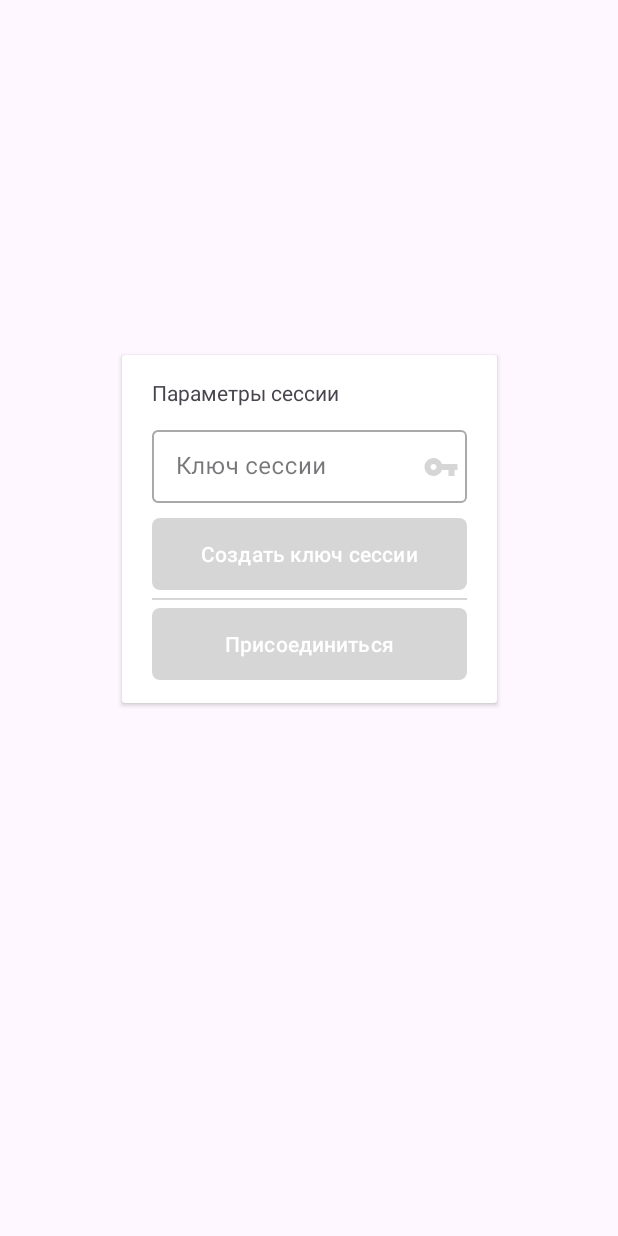
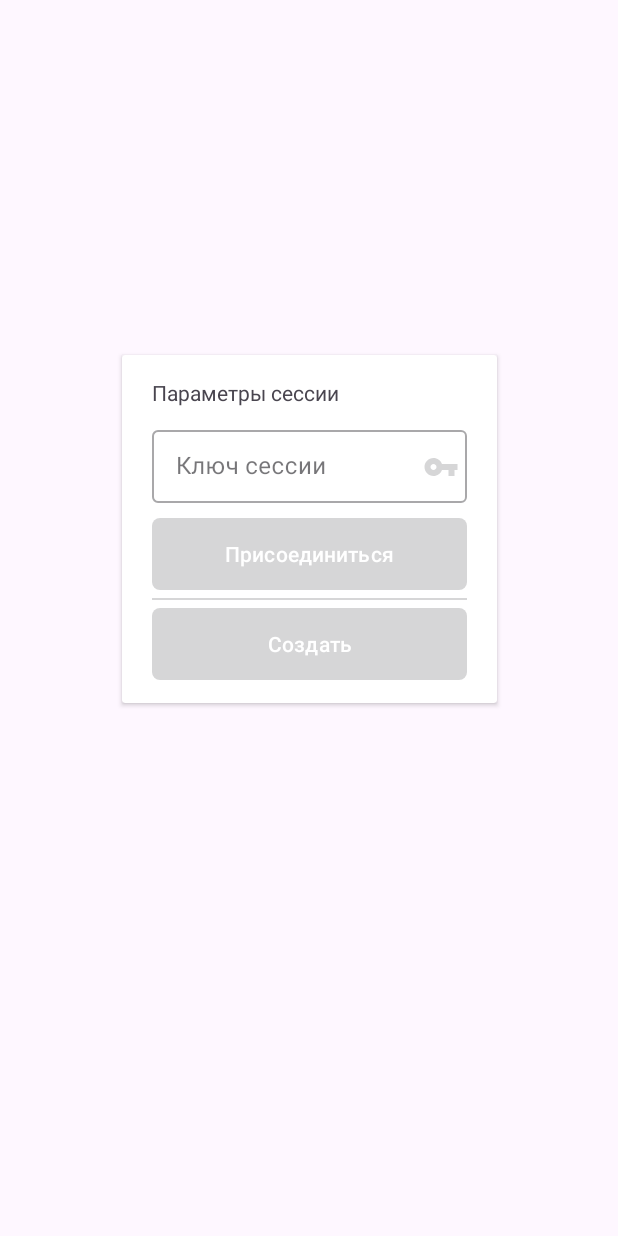
Before and after one commit to lubuntum/GuessWhoApp, an Android app: the screen it shows after launch (MainActivity), after a tap on an icon or button, on a phone screen of 412 x 824 dp. Run offline under Robolectric (Android 15) with nearby library versions, the phone set to English and light mode, and no system bars; libraries missing offline, so code that uses them is left out: com.google.api.client, com.google.api.services; pictures from the network do not load; 1 statement that could not run was skipped; 3 other taps on this screen came first.

Commit message:
Добавлена шапка сессии

```diff
--- a/app/src/main/res/layout/session_fragment.xml
+++ b/app/src/main/res/layout/session_fragment.xml
@@ -3,18 +3,93 @@
     android:layout_width="match_parent"
     android:layout_height="match_parent"
     xmlns:app="http://schemas.android.com/apk/res-auto">
-    <androidx.recyclerview.widget.RecyclerView
-        android:id="@+id/users"
+    <androidx.cardview.widget.CardView
+        android:id="@+id/session_info_container"
         android:layout_width="match_parent"
         android:layout_height="wrap_content"
         android:visibility="gone"
         app:layout_constraintTop_toTopOf="parent"
         app:layout_constraintLeft_toLeftOf="parent"
+        app:layout_constraintRight_toRightOf="parent">
+        <LinearLayout
+            android:layout_width="match_parent"
+            android:layout_height="wrap_content"
+            android:orientation="vertical"
+            android:paddingTop="10dp"
+            android:paddingLeft="10dp"
+            android:paddingRight="10dp"
+            android:paddingBottom="5dp">
+            <LinearLayout
+                android:layout_width="match_parent"
+                android:layout_height="wrap_content"
+                android:orientation="horizontal">
+
+                <LinearLayout
+                    android:layout_weight="1"
+                    android:layout_width="wrap_content"
+                    android:layout_height="wrap_content">
+                    <ImageView
+                        android:id="@+id/start_game_btn"
+                        android:layout_width="wrap_content"
+                        android:layout_height="wrap_content"
+                        android:paddingRight="2dp"
+                        android:src="@drawable/baseline_play_circle_24" />
+                </LinearLayout>
+                <LinearLayout
+                    android:id="@+id/player_count_container"
+                    android:layout_width="wrap_content"
+                    android:layout_height="wrap_content"
+                    android:orientation="horizontal">
+                    <ImageView
+                        android:layout_width="wrap_content"
+                        android:layout_height="wrap_content"
+                        android:layout_marginRight="2dp"
+                        android:src="@drawable/baseline_groups_24"/>
+                    <TextView
+                        android:id="@+id/users_count"
+                        android:layout_width="wrap_content"
+                        android:layout_height="wrap_content"
+                        android:text="11"
+                        android:textAlignment="center"
+                        android:layout_gravity="center" />
+                </LinearLayout>
+            </LinearLayout>
+            <LinearLayout
+                android:layout_width="wrap_content"
+                android:layout_height="wrap_content"
+                android:orientation="horizontal"
+                android:layout_weight="1">
+                <TextView
+                    android:id="@+id/session_key_text"
+                    android:layout_width="wrap_content"
+                    android:layout_height="wrap_content"
+                    android:layout_marginTop="2dp"
+                    android:text="Ключ сессии : Avc23Dj_02L3KK#2" />
+                <ImageView
+                    android:id="@+id/copy_key_btn"
+                    android:layout_width="wrap_content"
+                    android:layout_height="wrap_content"
+                    android:layout_marginLeft="5dp"
+                    android:src="@drawable/baseline_copy_all_24"/>
+            </LinearLayout>
+        </LinearLayout>
+    </androidx.cardview.widget.CardView>
+
+    <androidx.recyclerview.widget.RecyclerView
+        android:id="@+id/users"
+        android:layout_width="match_parent"
+        android:layout_height="wrap_content"
+        android:paddingBottom="115dp"
+        android:visibility="gone"
+        app:layout_constraintTop_toBottomOf="@id/session_info_container"
+        app:layout_constraintLeft_toLeftOf="parent"
         app:layout_constraintRight_toRightOf="parent"/>
     <androidx.cardview.widget.CardView
+        android:id="@+id/session_dialog"
         android:layout_width="250dp"
         android:layout_height="wrap_content"
         android:orientation="vertical"
+        android:visibility="visible"
         app:layout_constraintTop_toTopOf="parent"
         app:layout_constraintBottom_toBottomOf="parent"
         app:layout_constraintLeft_toLeftOf="parent"
@@ -47,7 +122,7 @@
                     app:layout_constraintBottom_toBottomOf="parent"
                     app:layout_constraintRight_toRightOf="parent">
                     <com.google.android.material.textfield.TextInputEditText
-                        android:id="@+id/session_code"
+                        android:id="@+id/session_key_edit"
                         android:layout_width="match_parent"
                         android:layout_height="wrap_content"
                         android:inputType="text"
@@ -80,12 +155,12 @@
                     android:hint="@string/password"/>
             </com.google.android.material.textfield.TextInputLayout>
             <Button
-                android:id="@+id/create_session"
+                android:id="@+id/join_session"
                 android:layout_width="match_parent"
                 android:layout_height="wrap_content"
                 android:foreground="?attr/selectableItemBackground"
                 android:background="@drawable/btn"
-                android:text="Создать ключ сессии"
+                android:text="Присоединиться"
                 app:backgroundTint="@color/bootstrap_gray_light"/>
             <View
                 android:layout_width="match_parent"
@@ -94,13 +169,14 @@
                 android:layout_marginBottom="5dp"
                 android:background="@color/bootstrap_gray_lighter" />
             <Button
-                android:id="@+id/join_session"
+                android:id="@+id/create_session"
                 android:layout_width="match_parent"
                 android:layout_height="wrap_content"
                 android:foreground="?attr/selectableItemBackground"
                 android:background="@drawable/btn"
-                android:text="Присоединиться"
+                android:text="Создать"
                 app:backgroundTint="@color/bootstrap_gray_light"/>
+
         </LinearLayout>
 
     </androidx.cardview.widget.CardView>
```
